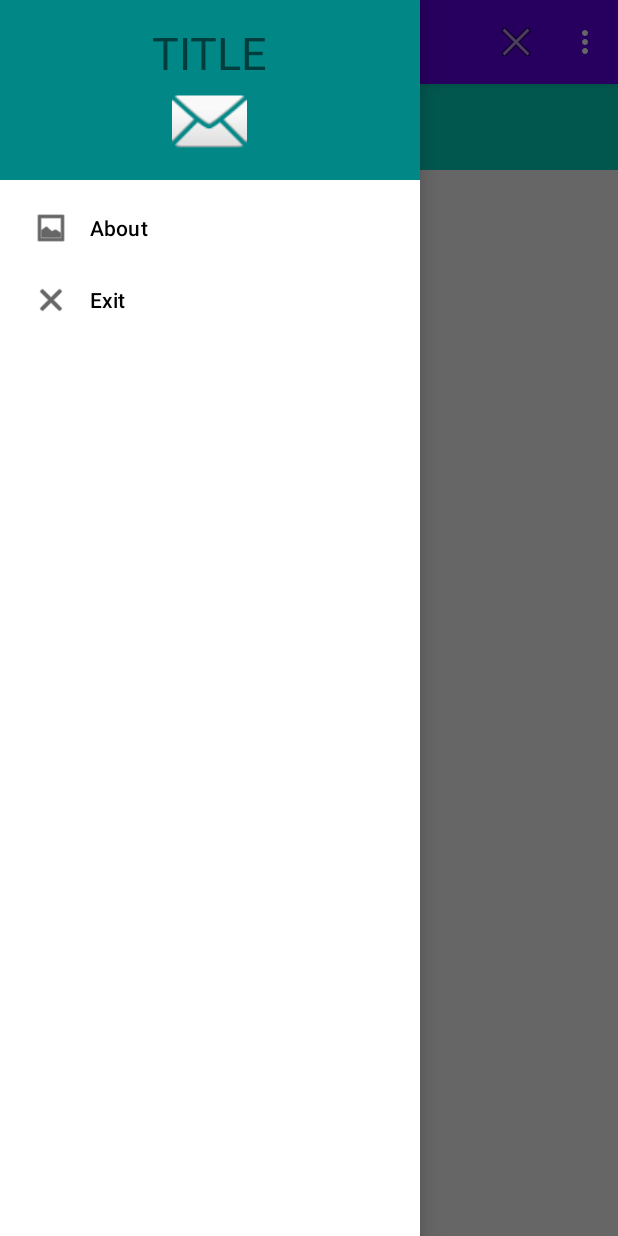
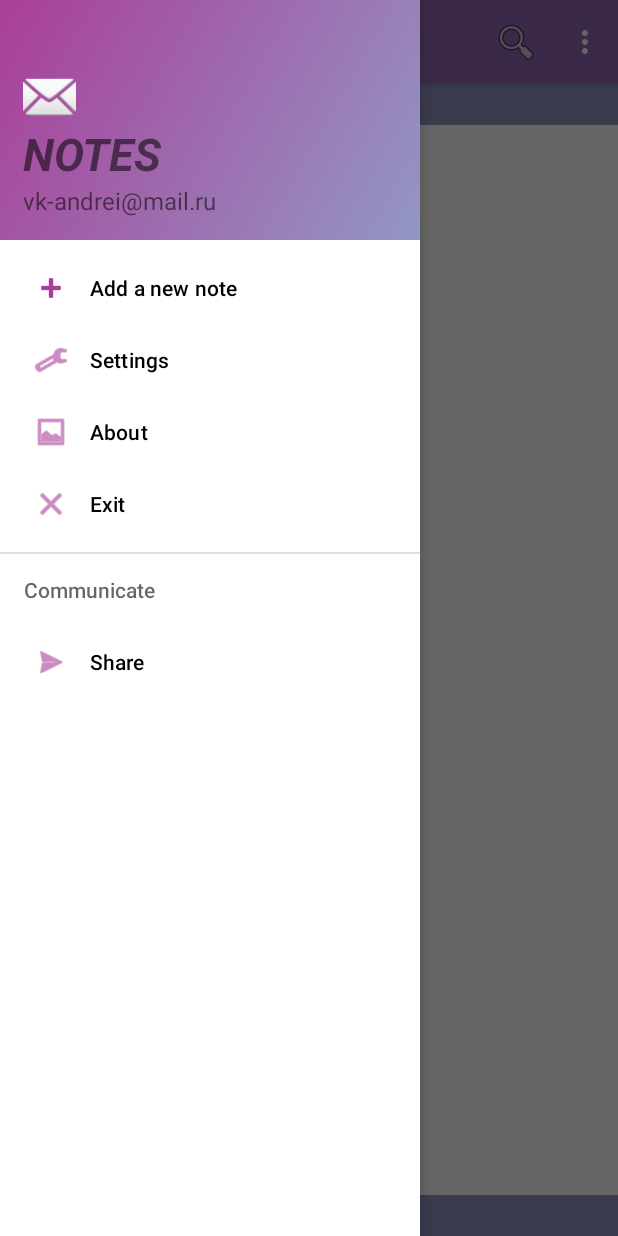
Before and after one commit to vk-andrei/TodoApp, an Android app: the screen it shows after launch (MainActivity), with the side drawer open, on a phone screen of 412 x 824 dp. Run offline under Robolectric (Android 15) with nearby library versions, the light colour scheme and no system bars.

Commit message:
HW_8. Add drawer. Add some new items of menu and style for items

```diff
--- a/app/src/main/java/com/example/todoapp/ListOfTitlesFragment.java
+++ b/app/src/main/java/com/example/todoapp/ListOfTitlesFragment.java
@@ -91,6 +91,7 @@
             //tVnoteTitle.setText(Note.getNotes()[i].getTitle());
             tVnoteTitle.setText(Note.getNotes().get(i).getTitle());
             tVnoteTitle.setTextSize(20);
+            //tVnoteTitle.setSingleLine(true);
             linearLayout.addView(tVnoteTitle);
 
             final int index = i;
--- a/app/src/main/java/com/example/todoapp/Note.java
+++ b/app/src/main/java/com/example/todoapp/Note.java
@@ -61,7 +61,7 @@
     // отрабатывает 1 раз перед стартом В ПЕРВУЮ ОЧЕРЕДЬ
     static {
         notes = new ArrayList<>();
-        for (int i = 0; i < 10; i++) {
+        for (int i = 0; i < 12; i++) {
             notes.add(Note.getNote(i));
         }
     }
--- /dev/null
+++ b/app/src/main/res/drawable/nav_bar_drawer_fon.xml
@@ -0,0 +1,10 @@
+<?xml version="1.0" encoding="utf-8"?>
+<shape xmlns:android="http://schemas.android.com/apk/res/android"
+    android:shape="rectangle">
+
+    <gradient
+        android:angle="135"
+        android:startColor="@color/blueBell"
+        android:endColor="@color/byzantine"
+                />
+</shape>
--- a/app/src/main/res/layout-land/activity_main.xml
+++ b/app/src/main/res/layout-land/activity_main.xml
@@ -1,4 +1,5 @@
 <?xml version="1.0" encoding="utf-8"?>
+
 <androidx.constraintlayout.widget.ConstraintLayout xmlns:android="http://schemas.android.com/apk/res/android"
     xmlns:app="http://schemas.android.com/apk/res-auto"
     xmlns:tools="http://schemas.android.com/tools"
@@ -29,7 +30,7 @@
         android:id="@+id/title_main"
         android:layout_width="0dp"
         android:layout_height="wrap_content"
-        android:background="@color/teal_200"
+        android:background="@color/blueBell"
         android:text="@string/title"
         android:textAlignment="center"
         android:textSize="@dimen/height_of_main_title"
@@ -50,10 +51,12 @@
             android:layout_width="0dp"
             android:layout_height="match_parent"
             app:layout_constraintBottom_toBottomOf="parent"
-            app:layout_constraintEnd_toStartOf="@+id/main_container_details"
+            app:layout_constraintEnd_toStartOf="@id/main_container_details"
             app:layout_constraintHorizontal_weight="1"
             app:layout_constraintStart_toStartOf="parent"
-            app:layout_constraintTop_toTopOf="parent" />
+            app:layout_constraintTop_toTopOf="parent">
+
+        </FrameLayout>
 
         <FrameLayout
             android:id="@+id/main_container_details"
@@ -71,7 +74,7 @@
         android:id="@+id/title_bottom_main"
         android:layout_width="0dp"
         android:layout_height="wrap_content"
-        android:background="@color/teal_200"
+        android:background="@color/blueBell"
         android:text="@string/title_bottom"
         android:textAlignment="center"
         android:textSize="@dimen/height_of_main_title"
--- a/app/src/main/res/layout/activity_main.xml
+++ b/app/src/main/res/layout/activity_main.xml
@@ -5,6 +5,7 @@
     android:id="@+id/drawer_layout"
     android:layout_width="match_parent"
     android:layout_height="match_parent"
+    android:fitsSystemWindows="true"
     tools:openDrawer="start">
 
     <!-- НЕПОНЯТНО ДЛЯ ЧЕГО ЭТА ОБЕРТКА??? -->
@@ -12,10 +13,9 @@
         android:layout_width="match_parent"
         android:layout_height="match_parent">
 
-        <LinearLayout
+        <androidx.constraintlayout.widget.ConstraintLayout
             android:layout_width="match_parent"
-            android:layout_height="match_parent"
-            android:orientation="vertical">
+            android:layout_height="match_parent">
 
             <!-- MINE AppBarLayout for CUSTOM TOOLBAR. Его надо инициализировать в MainActivity -->
             <com.google.android.material.appbar.AppBarLayout
@@ -35,18 +35,17 @@
                     app:layout_constraintTop_toTopOf="parent"
                     app:title="@string/title_toolbar_text"
                     app:titleTextColor="@color/white" />
+
             </com.google.android.material.appbar.AppBarLayout>
 
             <TextView
                 android:id="@+id/title_main"
                 android:layout_width="match_parent"
                 android:layout_height="wrap_content"
-                android:background="@color/teal_200"
+                android:background="@color/blueBell"
                 android:text="@string/title"
                 android:textAlignment="center"
                 android:textSize="@dimen/height_of_main_title"
-                app:layout_constraintEnd_toEndOf="parent"
-                app:layout_constraintStart_toStartOf="parent"
                 app:layout_constraintTop_toBottomOf="@id/mine_toolbar_appBarLayout" />
 
             <FrameLayout
@@ -63,17 +62,16 @@
             <TextView
                 android:id="@+id/title_bottom_main"
                 android:layout_width="match_parent"
-                android:layout_height="30dp"
-                android:background="@color/teal_200"
+                android:layout_height="wrap_content"
+                android:background="@color/blueBell"
                 android:text="@string/title_bottom"
                 android:textAlignment="center"
                 android:textSize="@dimen/height_of_main_title"
-                app:layout_constraintBottom_toBottomOf="parent"
-                app:layout_constraintEnd_toEndOf="parent"
-                app:layout_constraintStart_toStartOf="parent"
-                app:layout_constraintTop_toBottomOf="@+id/main_container" />
+                app:layout_constraintBottom_toBottomOf="parent" />
 
-        </LinearLayout>
+        </androidx.constraintlayout.widget.ConstraintLayout>
+
+
     </androidx.coordinatorlayout.widget.CoordinatorLayout>
 
 
@@ -83,10 +81,11 @@
         android:layout_width="wrap_content"
         android:layout_height="match_parent"
         android:layout_gravity="start"
+        android:fitsSystemWindows="true"
+        app:headerLayout="@layout/drawer_menu_header"
+        app:menu="@menu/drawer_menu"
+        app:itemIconTint="@color/byzantine"
 
-        app:headerLayout="@layout/drawer_menu_header"
-
-        app:menu="@menu/drawer_menu" />
-
+        />
 
 </androidx.drawerlayout.widget.DrawerLayout>
--- a/app/src/main/res/layout/drawer_menu_header.xml
+++ b/app/src/main/res/layout/drawer_menu_header.xml
@@ -1,23 +1,30 @@
 <?xml version="1.0" encoding="utf-8"?>
-<LinearLayout
-    xmlns:android="http://schemas.android.com/apk/res/android"
+<LinearLayout xmlns:android="http://schemas.android.com/apk/res/android"
     android:layout_width="match_parent"
-    android:layout_height="120dp"
-    android:background="@color/teal_700"
-    android:gravity="center"
+    android:layout_height="160dp"
+    android:background="@drawable/nav_bar_drawer_fon"
+    android:gravity="bottom"
     android:orientation="vertical"
-    >
+    android:padding="15dp">
+
+    <ImageView
+        android:layout_width="35dp"
+        android:layout_height="35dp"
+        android:contentDescription="Image"
+        android:src="@android:drawable/ic_dialog_email" />
 
     <TextView
         android:layout_width="wrap_content"
         android:layout_height="wrap_content"
-        android:text="TITLE"
-        android:textSize="30sp" />
+        android:text="@string/title"
+        android:textSize="30sp"
+        android:textStyle="italic|bold" />
 
-    <ImageView
-        android:layout_width="50dp"
-        android:layout_height="50dp"
-        android:contentDescription="Image"
-        android:src="@android:drawable/ic_dialog_email" />
+    <TextView
+        android:layout_width="wrap_content"
+        android:layout_height="wrap_content"
+        android:text="@string/email"
+        android:textSize="16sp" />
+
 
 </LinearLayout>
--- a/app/src/main/res/layout/fragment_about.xml
+++ b/app/src/main/res/layout/fragment_about.xml
@@ -5,7 +5,7 @@
     android:layout_width="match_parent"
     android:layout_height="match_parent"
     android:background="@color/white"
-    android:backgroundTint="@color/white"
+    android:clickable="true"
     tools:context=".AboutFragment">
 
     <TextView
--- a/app/src/main/res/layout/fragment_note_details.xml
+++ b/app/src/main/res/layout/fragment_note_details.xml
@@ -39,7 +39,7 @@
     <TextView
         android:id="@+id/fragment_note_data"
         android:layout_width="match_parent"
-        android:layout_height="wrap_content"
+        android:layout_height="0dp"
         android:layout_margin="@dimen/default_margin"
         android:text="data"
         android:textAlignment="textEnd"
@@ -51,7 +51,7 @@
     <Button
         android:id="@+id/fragment_note_detail_btn"
         android:layout_width="wrap_content"
-        android:layout_height="wrap_content"
+        android:layout_height="0dp"
         android:layout_margin="@dimen/default_margin"
         android:text="@string/text_btn_back"
         app:layout_constraintBottom_toBottomOf="parent"
--- a/app/src/main/res/menu/drawer_menu.xml
+++ b/app/src/main/res/menu/drawer_menu.xml
@@ -1,13 +1,34 @@
 <?xml version="1.0" encoding="utf-8"?>
-<menu xmlns:android="http://schemas.android.com/apk/res/android">
+<menu xmlns:android="http://schemas.android.com/apk/res/android"
+    xmlns:app="http://schemas.android.com/apk/res-auto"
+    xmlns:tools="http://schemas.android.com/tools">
+    <group>
+        <item
+            android:id="@+id/action_drawer_add_new_note"
+            android:icon="@android:drawable/ic_input_add"
+            android:title="@string/add_new_note_menu" />
+
+        <item
+            android:id="@+id/action_drawer_settings"
+            android:icon="@android:drawable/ic_menu_preferences"
+            android:title="@string/settings_menu" />
+
         <item
             android:id="@+id/action_drawer_about"
             android:icon="@android:drawable/ic_menu_gallery"
             android:title="@string/about_menu" />
-
         <item
             android:id="@+id/action_drawer_exit"
             android:icon="@android:drawable/ic_menu_close_clear_cancel"
             android:title="@string/exit_menu" />
+    </group>
 
+    <item android:title="Communicate">
+        <menu>
+            <item
+                android:id="@+id/action_drawer_share"
+                android:icon="@android:drawable/ic_menu_send"
+                android:title="@string/share_menu" />
         </menu>
+    </item>
+</menu>
--- a/app/src/main/res/menu/main_menu.xml
+++ b/app/src/main/res/menu/main_menu.xml
@@ -1,14 +1,32 @@
 <?xml version="1.0" encoding="utf-8"?>
 <menu xmlns:android="http://schemas.android.com/apk/res/android"
     xmlns:app="http://schemas.android.com/apk/res-auto">
+
+    <item
+        android:id="@+id/menu_add_new_note"
+        android:title="@string/add_new_note_menu"
+        app:showAsAction="never" />
+
+    <item
+        android:id="@+id/menu_action_settings"
+        android:title="@string/settings_menu"
+        app:showAsAction="never" />
+
     <item
         android:id="@+id/menu_action_about"
         android:title="@string/about_menu"
         app:showAsAction="never" />
+
+    <item
+        android:id="@+id/menu_action_find"
+        android:icon="@android:drawable/ic_menu_search"
+        android:title="@string/find_menu"
+        app:showAsAction="ifRoom" />
+
     <item
         android:id="@+id/menu_action_exit"
         android:icon="@android:drawable/ic_menu_close_clear_cancel"
         android:title="@string/exit_menu"
-        app:showAsAction="ifRoom" />
+        app:showAsAction="never" />
 
 </menu>
--- a/app/src/main/res/menu/note_menu.xml
+++ b/app/src/main/res/menu/note_menu.xml
@@ -7,4 +7,6 @@
         android:title="@string/delete_menu"
         app:showAsAction="ifRoom" />
 
+
+
 </menu>
--- a/app/src/main/res/values/colors.xml
+++ b/app/src/main/res/values/colors.xml
@@ -7,4 +7,13 @@
     <color name="teal_700">#FF018786</color>
     <color name="black">#FF000000</color>
     <color name="white">#FFFFFFFF</color>
+
+    <color name="mediumTurquoise">#75DDDD</color>
+    <color name="middleBlue">#84C7D0</color>
+    <color name="blueBell">#9297C4</color>
+    <color name="amethyst">#9368B7</color>
+    <color name="byzantine">#AA3E98</color>
+
+
+
 </resources>
--- a/app/src/main/res/values/strings.xml
+++ b/app/src/main/res/values/strings.xml
@@ -13,5 +13,10 @@
 
     <string name="navigation_drawer_open">Open navigation drawer</string>
     <string name="navigation_drawer_close">Close navigation drawer</string>
+    <string name="add_new_note_menu">Add  a new note</string>
+    <string name="settings_menu">Settings</string>
+    <string name="find_menu">Find note</string>
+    <string name="email">vk-andrei@mail.ru</string>
+    <string name="share_menu">Share</string>
 
 </resources>
--- a/app/src/main/res/values/themes.xml
+++ b/app/src/main/res/values/themes.xml
@@ -3,12 +3,12 @@
     <!-- <style name="Theme.TodoApp" parent="Theme.MaterialComponents.DayNight.DarkActionBar">-->
     <style name="Theme.TodoApp" parent="Theme.MaterialComponents.DayNight.NoActionBar">
         <!-- Primary brand color. -->
-        <item name="colorPrimary">@color/purple_500</item>
-        <item name="colorPrimaryVariant">@color/purple_700</item>
+        <item name="colorPrimary">@color/amethyst</item>
+        <item name="colorPrimaryVariant">@color/byzantine</item>
         <item name="colorOnPrimary">@color/white</item>
         <!-- Secondary brand color. -->
-        <item name="colorSecondary">@color/teal_200</item>
-        <item name="colorSecondaryVariant">@color/teal_700</item>
+        <item name="colorSecondary">@color/mediumTurquoise</item>
+        <item name="colorSecondaryVariant">@color/middleBlue</item>
         <item name="colorOnSecondary">@color/black</item>
         <!-- Status bar color. -->
         <item name="android:statusBarColor" tools:targetApi="l">?attr/colorPrimaryVariant</item>
```
Also changed, not shown: app/src/main/java/com/example/todoapp/MainActivity.java (+66 -4 lines), app/src/main/java/com/example/todoapp/NoteDetailsFragment.java (+7 -2 lines), app/src/main/res/layout/fragment_list_of_titles.xml (+13 -1 lines). Lines whose indentation alone changed are shown as unchanged.
